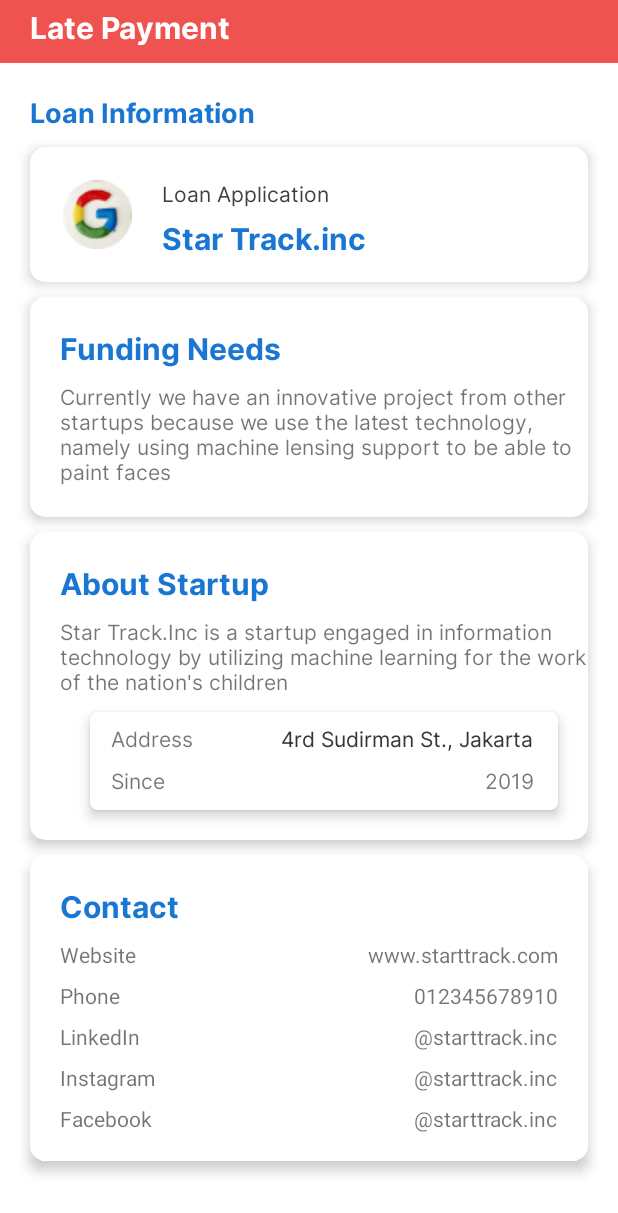
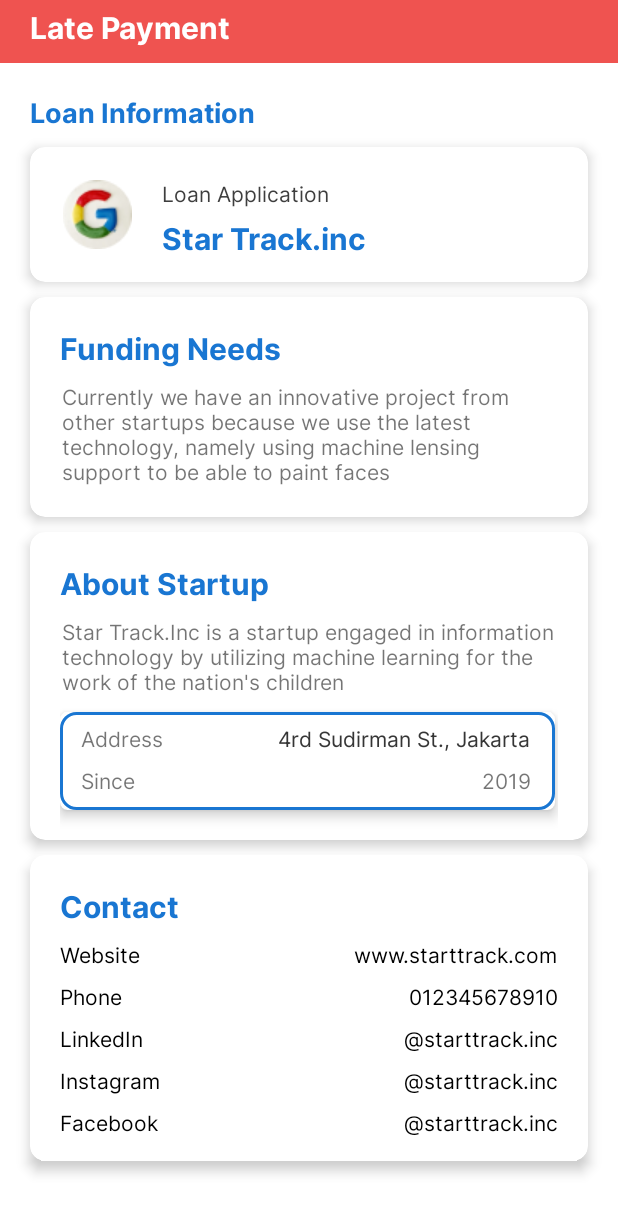
Before and after one commit to hafidmust/FundraiseyV2, an Android app: the DetailHistoryActivity screen opened directly, with no data from a screen before it, scrolled down 690 dp, on a phone screen of 412 x 824 dp. Shown: the top 1213 px of the screen. Run offline under Robolectric (Android 15) with nearby library versions, the phone set to English and light mode, and no system bars; network calls fail; 2 statements that could not run were skipped.

Commit message:
fixing history detail screen (kindly help to check adapter_recyler_home)

```diff
--- a/app/src/main/res/layout/adapter_history_detail_image.xml
+++ b/app/src/main/res/layout/adapter_history_detail_image.xml
@@ -2,7 +2,7 @@
 <LinearLayout xmlns:android="http://schemas.android.com/apk/res/android"
     android:orientation="horizontal"
     android:layout_width="195dp"
-    android:paddingStart="12dp"
+    android:paddingRight="12dp"
     android:layout_height="110dp">
 
     <ImageView
--- a/app/src/main/res/layout/history_detail.xml
+++ b/app/src/main/res/layout/history_detail.xml
@@ -146,18 +146,18 @@
                 android:layout_height="wrap_content"
                 android:layout_marginLeft="29dp"
                 android:layout_marginTop="15dp"
-                android:textSize="12sp"
                 android:fontFamily="@font/inter_bold"
                 android:text="@string/return_meth"
                 android:textColor="@color/hitam"
+                android:textSize="12sp"
                 app:layout_constraintLeft_toLeftOf="parent"
                 app:layout_constraintTop_toBottomOf="@id/tvFundingAmountNominal" />
 
             <TextView
                 android:layout_width="wrap_content"
                 android:layout_height="wrap_content"
+                android:layout_marginLeft="140dp"
                 android:layout_marginTop="15dp"
-                android:layout_marginLeft="140dp"
                 android:fontFamily="@font/inter_regular"
                 android:text="@string/six_months_instal"
                 android:textColor="@color/hitam"
@@ -263,7 +263,6 @@
                 app:layout_constraintEnd_toEndOf="parent"
                 app:layout_constraintLeft_toRightOf="@id/tvjumlahtagihan"
                 app:layout_constraintTop_toBottomOf="@id/tvTagihan" />
-
 
 
             <com.google.android.material.button.MaterialButton
@@ -474,7 +473,8 @@
                 <androidx.constraintlayout.widget.ConstraintLayout
                     android:layout_width="match_parent"
                     android:layout_height="match_parent"
-                    android:layout_marginLeft="20dp">
+                    android:layout_marginLeft="20dp"
+                    android:layout_marginRight="20dp">
 
                     <TextView
                         android:id="@+id/tvfundingneed"
@@ -490,13 +490,14 @@
 
                     <TextView
                         android:id="@+id/tvcontentaboutstartup"
-                        android:layout_width="wrap_content"
+                        android:layout_width="330dp"
                         android:layout_height="wrap_content"
                         android:layout_marginHorizontal="20dp"
                         android:layout_marginTop="8dp"
                         android:layout_marginBottom="20dp"
                         android:fontFamily="@font/inter_regular"
                         android:text="@string/content_funding_needs"
+                        android:textSize="14sp"
                         app:layout_constraintBottom_toBottomOf="parent"
                         app:layout_constraintLeft_toLeftOf="parent"
                         app:layout_constraintRight_toRightOf="parent"
@@ -519,7 +520,8 @@
                 <androidx.constraintlayout.widget.ConstraintLayout
                     android:layout_width="match_parent"
                     android:layout_height="match_parent"
-                    android:layout_marginLeft="20dp">
+                    android:layout_marginLeft="20dp"
+                    android:layout_marginRight="20dp">
 
                     <TextView
                         android:id="@+id/tvAboutStartup"
@@ -535,19 +537,20 @@
 
                     <TextView
                         android:id="@+id/tvDetailAboutStartup"
-                        android:layout_width="wrap_content"
+                        android:layout_width="330dp"
                         android:layout_height="wrap_content"
                         android:layout_marginHorizontal="20dp"
                         android:layout_marginTop="8dp"
                         android:fontFamily="@font/inter_regular"
                         android:text="@string/content_aboutstartup"
+                        android:textSize="14sp"
                         app:layout_constraintLeft_toLeftOf="parent"
                         app:layout_constraintRight_toRightOf="parent"
                         app:layout_constraintTop_toBottomOf="@id/tvAboutStartup" />
 
                     <androidx.cardview.widget.CardView
                         android:id="@+id/cardview_addressstartup"
-                        android:layout_width="match_parent"
+                        android:layout_width="330dp"
                         android:layout_height="65dp"
                         android:layout_marginHorizontal="20dp"
                         android:layout_marginVertical="10dp"
@@ -557,7 +560,8 @@
 
                         <androidx.constraintlayout.widget.ConstraintLayout
                             android:layout_width="match_parent"
-                            android:layout_height="match_parent">
+                            android:layout_height="match_parent"
+                            android:background="@drawable/grid_nominal_amount">
 
                             <TextView
                                 android:id="@+id/tvaddress"
@@ -662,7 +666,11 @@
                         android:layout_width="wrap_content"
                         android:layout_height="wrap_content"
                         android:layout_marginTop="8dp"
+                        android:fontFamily="@font/inter_regular"
                         android:text="@string/text_website"
+                        android:textColor="@color/black"
+
+                        android:textSize="14sp"
                         app:layout_constraintLeft_toLeftOf="parent"
                         app:layout_constraintTop_toBottomOf="@id/tvContactLabel" />
 
@@ -672,7 +680,10 @@
                         android:layout_height="wrap_content"
                         android:layout_marginTop="8dp"
                         android:layout_marginEnd="20dp"
+                        android:fontFamily="@font/inter_regular"
                         android:text="@string/website"
+                        android:textColor="@color/black"
+                        android:textSize="14sp"
                         app:layout_constraintRight_toRightOf="parent"
                         app:layout_constraintTop_toBottomOf="@id/tvContactLabel" />
 
@@ -681,7 +692,10 @@
                         android:layout_width="wrap_content"
                         android:layout_height="wrap_content"
                         android:layout_marginTop="8dp"
+                        android:fontFamily="@font/inter_regular"
                         android:text="@string/text_phone"
+                        android:textColor="@color/black"
+                        android:textSize="14sp"
                         app:layout_constraintLeft_toLeftOf="parent"
                         app:layout_constraintTop_toBottomOf="@id/tvCweb" />
 
@@ -691,7 +705,10 @@
                         android:layout_height="wrap_content"
                         android:layout_marginTop="8dp"
                         android:layout_marginEnd="20dp"
+                        android:fontFamily="@font/inter_regular"
                         android:text="@string/phone"
+                        android:textColor="@color/black"
+                        android:textSize="14sp"
                         app:layout_constraintRight_toRightOf="parent"
                         app:layout_constraintTop_toBottomOf="@id/tvContentWeb" />
 
@@ -700,7 +717,10 @@
                         android:layout_width="wrap_content"
                         android:layout_height="wrap_content"
                         android:layout_marginTop="8dp"
+                        android:fontFamily="@font/inter_regular"
                         android:text="@string/text_linkedin"
+                        android:textColor="@color/black"
+                        android:textSize="14sp"
                         app:layout_constraintLeft_toLeftOf="parent"
                         app:layout_constraintTop_toBottomOf="@id/tvCPhone" />
 
@@ -710,7 +730,10 @@
                         android:layout_height="wrap_content"
                         android:layout_marginTop="8dp"
                         android:layout_marginEnd="20dp"
+                        android:fontFamily="@font/inter_regular"
                         android:text="@string/startrack"
+                        android:textColor="@color/black"
+                        android:textSize="14sp"
                         app:layout_constraintRight_toRightOf="parent"
                         app:layout_constraintTop_toBottomOf="@id/tvContentPhone" />
 
@@ -719,7 +742,10 @@
                         android:layout_width="wrap_content"
                         android:layout_height="wrap_content"
                         android:layout_marginTop="8dp"
+                        android:fontFamily="@font/inter_regular"
                         android:text="@string/text_instagram"
+                        android:textColor="@color/black"
+                        android:textSize="14sp"
                         app:layout_constraintLeft_toLeftOf="parent"
                         app:layout_constraintTop_toBottomOf="@id/tvclinkedin" />
 
@@ -729,7 +755,10 @@
                         android:layout_height="wrap_content"
                         android:layout_marginTop="8dp"
                         android:layout_marginEnd="20dp"
+                        android:fontFamily="@font/inter_regular"
                         android:text="@string/startrack"
+                        android:textColor="@color/black"
+                        android:textSize="14sp"
                         app:layout_constraintRight_toRightOf="parent"
                         app:layout_constraintTop_toBottomOf="@id/tvContentLinkedin" />
 
@@ -738,7 +767,10 @@
                         android:layout_width="wrap_content"
                         android:layout_height="wrap_content"
                         android:layout_marginTop="8dp"
+                        android:fontFamily="@font/inter_regular"
                         android:text="@string/text_facebook"
+                        android:textColor="@color/black"
+                        android:textSize="14sp"
                         app:layout_constraintLeft_toLeftOf="parent"
                         app:layout_constraintTop_toBottomOf="@id/tvcinstagram" />
 
@@ -748,7 +780,10 @@
                         android:layout_height="wrap_content"
                         android:layout_marginTop="8dp"
                         android:layout_marginEnd="20dp"
+                        android:fontFamily="@font/inter_regular"
                         android:text="@string/startrack"
+                        android:textColor="@color/black"
+                        android:textSize="14sp"
                         app:layout_constraintRight_toRightOf="parent"
                         app:layout_constraintTop_toBottomOf="@id/tvContentInstagram" />
 
```
